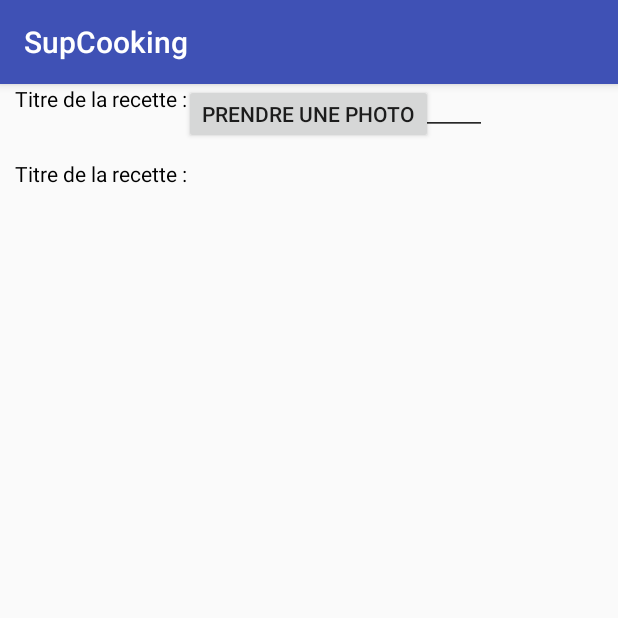
After one commit to OlivierArgentieri/SupCookingAndroid, an Android app: the AddRecipeActivity screen opened directly, with no data from a screen before it, on a phone screen of 412 x 824 dp, the top half of it. The commit adds this screen. Run offline under Robolectric (Android 15) with nearby library versions, the phone set to English and light mode, and no system bars.

```diff
--- a/app/src/main/AndroidManifest.xml
+++ b/app/src/main/AndroidManifest.xml
@@ -3,6 +3,7 @@
     package="com.supinfo.supcooking">
     <uses-permission android:name="android.permission.INTERNET" />
     <uses-permission android:name="android.permission.ACCESS_NETWORK_STATE" />
+    <uses-feature android:name="android.hardware.camera" android:required="true" />
     <application
         android:allowBackup="true"
         android:icon="@mipmap/ic_launcher"
@@ -20,6 +21,7 @@
         <activity android:name=".RegisterActivity" />
         <activity android:name=".RecipesActivity" />
         <activity android:name=".RecipeDetailActivity" />
+        <activity android:name=".AddRecipeActivity" />
     </application>
 
 </manifest>
--- /dev/null
+++ b/app/src/main/java/com/supinfo/supcooking/AddRecipeActivity.java
@@ -0,0 +1,42 @@
+package com.supinfo.supcooking;
+
+import android.app.Activity;
+import android.content.Intent;
+import android.content.pm.ActivityInfo;
+import android.graphics.Bitmap;
+import android.os.Bundle;
+import android.provider.MediaStore;
+import android.support.v7.app.AppCompatActivity;
+import android.view.View;
+import android.widget.ImageView;
+
+public class AddRecipeActivity extends AppCompatActivity {
+
+    // Zone d'affichage temporaire pour l'image de la recette
+    protected ImageView IMGVNewRecipeTemp;
+
+
+    @Override
+    protected void onCreate(Bundle savedInstanceState) {
+        super.onCreate(savedInstanceState);
+        setContentView(R.layout.activity_add_recipe);
+        this.IMGVNewRecipeTemp = findViewById(R.id.IMGVNewRecipeTemp);
+        this.setRequestedOrientation(ActivityInfo.SCREEN_ORIENTATION_PORTRAIT);
+    }
+
+
+
+
+    public void onClickNewRecipeTakePicture(View view) {
+        Intent intent = new Intent(MediaStore.ACTION_IMAGE_CAPTURE);
+        startActivityForResult(intent, 0);
+
+    }
+
+    @Override
+    protected void onActivityResult(int requestCode, int resultCode, Intent data) {
+        super.onActivityResult(requestCode, resultCode, data);
+        Bitmap bitmp = (Bitmap) data.getExtras().get("data");
+        IMGVNewRecipeTemp.setImageBitmap(bitmp);
+    }
+}
--- a/app/src/main/java/com/supinfo/supcooking/RecipesActivity.java
+++ b/app/src/main/java/com/supinfo/supcooking/RecipesActivity.java
@@ -1,9 +1,13 @@
 package com.supinfo.supcooking;
 
+import android.content.Intent;
+import android.graphics.Bitmap;
 import android.os.Bundle;
+import android.provider.MediaStore;
 import android.support.v4.app.FragmentActivity;
 import android.support.v4.view.ViewPager;
 import android.view.View;
+import android.widget.ImageView;
 
 import com.supinfo.supcooking.Adapter.PagerAdapter;
 import com.supinfo.supcooking.Util.Util;
@@ -11,6 +15,9 @@ import com.supinfo.supcooking.Util.Util;
 
 public class RecipesActivity extends FragmentActivity{
     ViewPager viewPager;
+
+
+
     @Override
     protected void onCreate(Bundle savedInstanceState) {
         super.onCreate(savedInstanceState);
@@ -20,10 +27,13 @@ public class RecipesActivity extends FragmentActivity{
         PagerAdapter adapter = new PagerAdapter(getSupportFragmentManager());
         viewPager.setAdapter(adapter);
         viewPager.setCurrentItem(1); // Afficher le deuxiéme fragment au demarrage de l'appli
+
     }
 
     public void onClickCreateRecipe(View view) {
-       //todo add recipe
+        Intent intent = new Intent(this, AddRecipeActivity.class);
+        startActivity(intent);
+    }
 
-    }
+
 }
--- a/app/src/main/res/layout/activity_add_recipe.xml
+++ b/app/src/main/res/layout/activity_add_recipe.xml
@@ -1,6 +1,73 @@
 <?xml version="1.0" encoding="utf-8"?>
-<android.support.constraint.ConstraintLayout
-    xmlns:android="http://schemas.android.com/apk/res/android" android:layout_width="match_parent"
-    android:layout_height="match_parent">
+<ScrollView xmlns:android="http://schemas.android.com/apk/res/android"
+    android:layout_width="match_parent"
+    android:layout_height="match_parent"
+    xmlns:tools="http://schemas.android.com/tools"
+    tools:context=".AddRecipeActivity"
+    >
+<RelativeLayout
+    android:layout_width="match_parent"
+    android:layout_height="wrap_content">
 
-</android.support.constraint.ConstraintLayout>
+    <ImageView
+        android:layout_width="wrap_content"
+        android:layout_height="wrap_content"
+        android:maxHeight="200dp"
+        android:maxWidth="200dp"
+        android:id="@+id/IMGVNewRecipeTemp"
+        android:layout_alignParentTop="true"
+        android:contentDescription="@string/image_view_description_new_recipe"
+        android:adjustViewBounds="true"
+        android:layout_centerHorizontal="true"
+        />
+
+    <Button
+        android:id="@+id/BTNNewRecipeTakePicture"
+        android:layout_width="wrap_content"
+        android:layout_height="40dp"
+        android:layout_centerHorizontal="true"
+        android:layout_marginBottom="10dp"
+        android:onClick="onClickNewRecipeTakePicture"
+        android:text="@string/text_button_new_recipe_take_picture"
+        android:layout_below="@id/IMGVNewRecipeTemp"/>
+
+    <TextView
+        android:layout_width="wrap_content"
+        android:layout_height="wrap_content"
+        android:id="@+id/TVNewRecipeTitleName"
+        android:text="@string/text_view_new_recipe_title_name"
+        android:layout_below="@id/BTNNewRecipeTakePicture"
+        android:layout_marginLeft="10dp"
+        android:textColor="@color/colorTitle"
+        />
+
+    <EditText
+        android:layout_width="200dp"
+        android:layout_height="50dp"
+        android:layout_alignBaseline="@id/TVNewRecipeTitleName"
+        android:layout_toRightOf="@id/TVNewRecipeTitleName"
+        android:layout_toEndOf="@id/TVNewRecipeTitleName"
+        android:inputType="text" />
+
+    <TextView
+        android:layout_width="wrap_content"
+        android:layout_height="wrap_content"
+        android:id="@+id/TVNewRecipeTitleName"
+        android:text="@string/text_view_new_recipe_title_name"
+        android:layout_below="@id/TVNewRecipeTitleName"
+        android:layout_marginLeft="10dp"
+        android:textColor="@color/colorTitle"
+        />
+
+    <EditText
+        android:layout_width="200dp"
+        android:layout_height="50dp"
+        android:layout_alignBaseline="@id/TVNewRecipeTitleName"
+        android:layout_toRightOf="@id/TVNewRecipeTitleName"
+        android:layout_toEndOf="@id/TVNewRecipeTitleName"
+        android:inputType="text" />
+
+
+</RelativeLayout>
+
+</ScrollView>
--- a/app/src/main/res/layout/activity_recipe_detail.xml
+++ b/app/src/main/res/layout/activity_recipe_detail.xml
@@ -49,7 +49,7 @@
         <TextView
             android:layout_width="wrap_content"
             android:layout_height="wrap_content"
-            android:id="@+id/TVRecipeDetailCookingTimeLabel"
+            android:id="@+id/TVRecipeDetailTypeLabel"
             android:text="@string/text_view_recipe_detail_type_label"
             android:layout_below="@id/TVRecipeDetailName"
             android:textColor="@color/colorTitle"/>
@@ -59,16 +59,16 @@
             android:layout_height="wrap_content"
             android:id="@+id/TVRecipeDetailType"
             android:text="Type"
-            android:layout_toRightOf="@id/TVRecipeDetailCookingTimeLabel"
-            android:layout_alignBaseline="@id/TVRecipeDetailCookingTimeLabel"
-            android:layout_toEndOf="@id/TVRecipeDetailCookingTimeLabel" />
+            android:layout_toRightOf="@id/TVRecipeDetailTypeLabel"
+            android:layout_alignBaseline="@id/TVRecipeDetailTypeLabel"
+            android:layout_toEndOf="@id/TVRecipeDetailTypeLabel" />
 
         <TextView
             android:layout_width="wrap_content"
             android:layout_height="wrap_content"
-            android:id="@+id/TVRecipeDetailTypeLabel"
+            android:id="@+id/TVRecipeDetailCookingTimeLabel"
             android:text="@string/text_view_recipe_detail_cooking_time_label"
-            android:layout_below="@id/TVRecipeDetailCookingTimeLabel"
+            android:layout_below="@id/TVRecipeDetailTypeLabel"
             android:textColor="@color/colorTitle"/>
 
 
@@ -77,10 +77,10 @@
             android:layout_height="wrap_content"
             android:id="@+id/TVRecipeDetailCookingTime"
             android:text="Temp de cuisson"
-            android:layout_below="@+id/TVRecipeDetailCookingTimeLabel"
-            android:layout_toRightOf="@+id/TVRecipeDetailTypeLabel"
-            android:layout_alignBaseline="@id/TVRecipeDetailTypeLabel"
-            android:layout_toEndOf="@+id/TVRecipeDetailTypeLabel"
+            android:layout_below="@+id/TVRecipeDetailTypeLabel"
+            android:layout_toRightOf="@+id/TVRecipeDetailCookingTimeLabel"
+            android:layout_alignBaseline="@id/TVRecipeDetailCookingTimeLabel"
+            android:layout_toEndOf="@+id/TVRecipeDetailCookingTimeLabel"
             />
 
 
--- a/app/src/main/res/values/strings.xml
+++ b/app/src/main/res/values/strings.xml
@@ -16,4 +16,7 @@
     <string name="text_view_recipe_detail_preparation_time_label">Temp de préparation :</string>
     <string name="text_view_detail_recipe_ingredients_label">Temp de préaparation</string>
     <string name="text_view_detail_preparation_steps_label">Etape de préparation :</string>
+    <string name="image_view_description_new_recipe">Image temporaire pour ajout recette</string>
+    <string name="text_button_new_recipe_take_picture">Prendre une photo</string>
+    <string name="text_view_new_recipe_title_name">Titre de la recette :</string>
 </resources>
```
